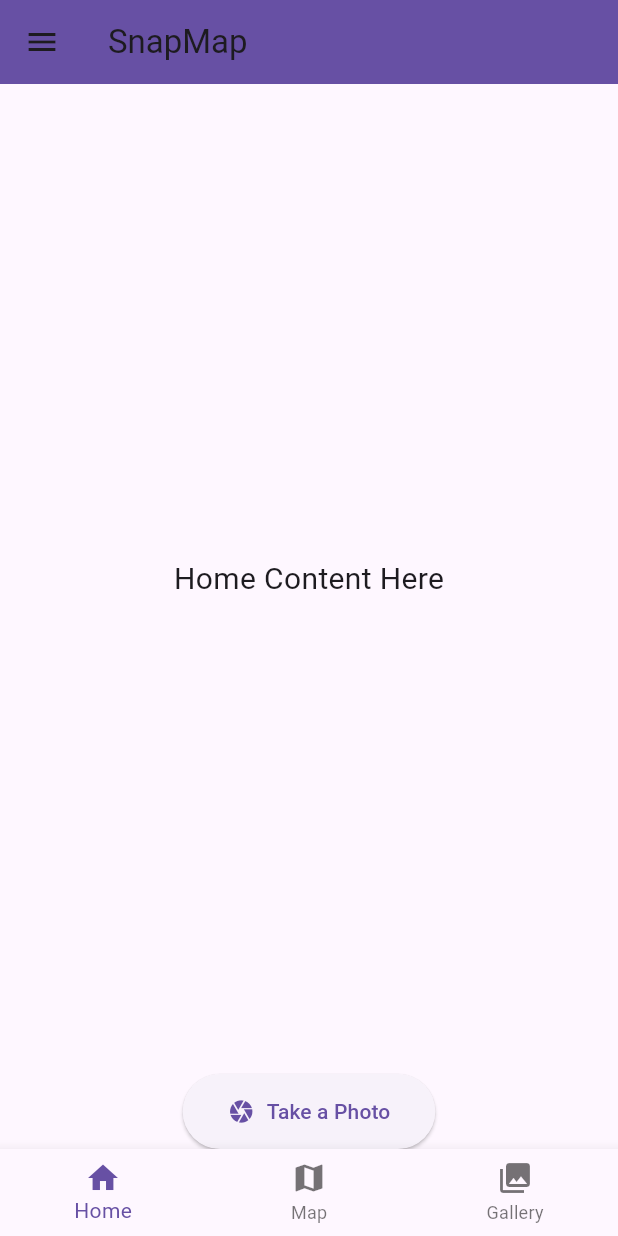
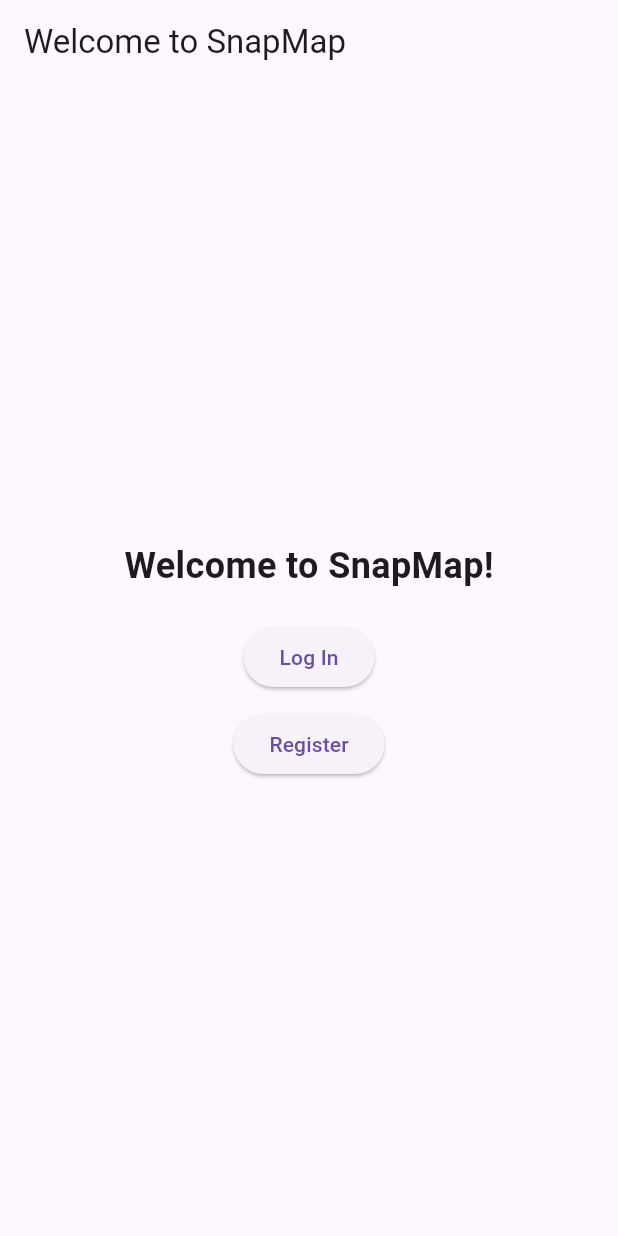
Before and after one commit to wdtt057/SnapMap, a Flutter app: the screen it shows after launch, on a phone screen of 412 x 824 dp. Run offline on Flutter 3.47's test engine with Material 3 defaults, Android fonts, the phone set to English and light mode, and no system bars; our stand-ins replace firebase_auth, firebase_core, go_router, image_picker; accounts and stored records are empty.

Commit message:
Welcome page and authentication implemented

```diff
--- a/lib/home.dart
+++ b/lib/home.dart
@@ -17,7 +17,6 @@ class _HomePageState extends State<HomePage> {
   int _followers = 120;
   int _following = 150;
 
-  // Method to capture an image using the camera
   Future<void> _captureImage() async {
     final XFile? photo = await _picker.pickImage(source: ImageSource.camera);
     if (photo != null) {
@@ -27,14 +26,12 @@ class _HomePageState extends State<HomePage> {
     }
   }
 
-  // Method to handle bottom navigation tap
   void _onBottomNavTap(int index) {
     setState(() {
       _selectedIndex = index;
     });
   }
 
-  // Main content based on selected index
   Widget _buildContent() {
     switch (_selectedIndex) {
       case 0:
--- a/lib/main.dart
+++ b/lib/main.dart
@@ -1,19 +1,59 @@
 import 'package:flutter/material.dart';
-import 'home.dart'; // Import the HomePage widget
+import 'package:firebase_core/firebase_core.dart';
+import 'package:firebase_auth/firebase_auth.dart';
+import 'package:go_router/go_router.dart';
+import 'firebase_options.dart';
+import 'home.dart';
+import 'welcome.dart';
+import 'login.dart';
+import 'register.dart';
 
-void main() {
+void main() async {
+  WidgetsFlutterBinding.ensureInitialized();
+  await Firebase.initializeApp(
+    options: DefaultFirebaseOptions.currentPlatform,
+  );
   runApp(MyApp());
 }
 
 class MyApp extends StatelessWidget {
   @override
   Widget build(BuildContext context) {
-    return MaterialApp(
+    return MaterialApp.router(
       title: 'SnapMap',
       theme: ThemeData(
         primarySwatch: Colors.blue,
       ),
-      home: HomePage(), // Set HomePage as the starting page
+      routerConfig: _router,
     );
   }
 }
+
+final GoRouter _router = GoRouter(
+  redirect: (context, state) {
+    final user = FirebaseAuth.instance.currentUser;
+    final loggingIn = state.uri.toString() == '/login' || state.uri.toString() == '/register';
+
+    if (user == null && !loggingIn) return '/welcome';
+    if (user != null && loggingIn) return '/';
+    return null;
+  },
+  routes: [
+    GoRoute(
+      path: '/',
+      builder: (context, state) => HomePage(),
+    ),
+    GoRoute(
+      path: '/welcome',
+      builder: (context, state) => WelcomePage(),
+    ),
+    GoRoute(
+      path: '/login',
+      builder: (context, state) => LoginPage(),
+    ),
+    GoRoute(
+      path: '/register',
+      builder: (context, state) => RegisterPage(),
+    ),
+  ],
+);
--- /dev/null
+++ b/lib/welcome.dart
@@ -0,0 +1,34 @@
+import 'package:flutter/material.dart';
+import 'package:go_router/go_router.dart';
+
+class WelcomePage extends StatelessWidget {
+  @override
+  Widget build(BuildContext context) {
+    return Scaffold(
+      appBar: AppBar(
+        title: Text("Welcome to SnapMap"),
+      ),
+      body: Center(
+        child: Column(
+          mainAxisAlignment: MainAxisAlignment.center,
+          children: [
+            Text(
+              "Welcome to SnapMap!",
+              style: TextStyle(fontSize: 24, fontWeight: FontWeight.bold),
+            ),
+            SizedBox(height: 20),
+            ElevatedButton(
+              onPressed: () => context.go('/login'),
+              child: Text("Log In"),
+            ),
+            SizedBox(height: 10),
+            ElevatedButton(
+              onPressed: () => context.go('/register'),
+              child: Text("Register"),
+            ),
+          ],
+        ),
+      ),
+    );
+  }
+}
--- a/pubspec.yaml
+++ b/pubspec.yaml
@@ -36,6 +36,9 @@ dependencies:
   # Use with the CupertinoIcons class for iOS style icons.
   cupertino_icons: ^1.0.8
   image_picker: ^1.1.2
+  firebase_auth: ^5.3.2
+  go_router: ^14.4.1
+  firebase_core: ^3.7.0
 
 dev_dependencies:
   flutter_test:
```
Also changed, not shown: lib/login.dart (added, +56 -0 lines), lib/register.dart (added, +56 -0 lines), firebase.json (added), lib/firebase_options.dart (added), pubspec.lock, 6 other files.
